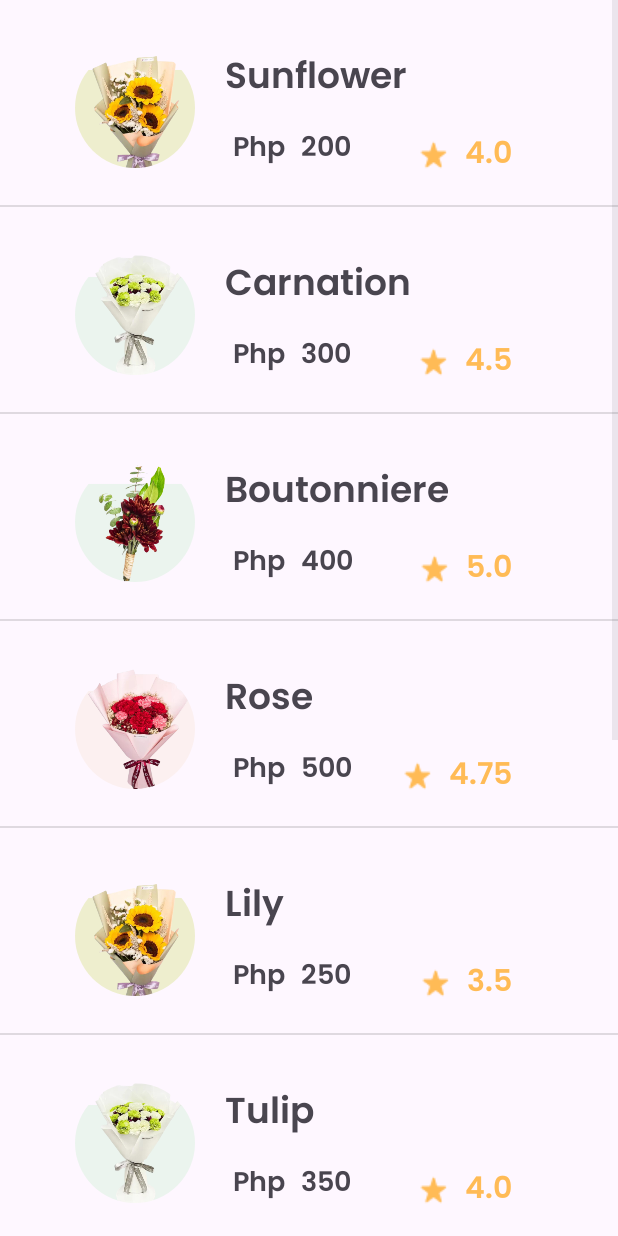
After one commit to miguelcarlofajardo/PetalPulse_ICS26011, an Android app: the HomeMainActivity screen opened directly, with no data from a screen before it, on a phone screen of 412 x 824 dp. The commit adds this screen. Run offline under Robolectric (Android 15) with nearby library versions, the phone set to English and light mode, and no system bars; our stand-ins replace CircleImageView.

Commit message:
Added the Item ListView

```diff
--- a/app/src/main/AndroidManifest.xml
+++ b/app/src/main/AndroidManifest.xml
@@ -32,6 +32,11 @@
             android:exported="true">
         </activity>
 
+        <activity
+            android:name=".HomeMainActivity"
+            android:exported="true">
+        </activity>
+
         <meta-data
             android:name="preloaded_fonts"
             android:resource="@array/preloaded_fonts" />
--- /dev/null
+++ b/app/src/main/java/com/example/finalproject_3ite/AdapterClass.kt
@@ -0,0 +1,42 @@
+package com.example.finalproject_3ite
+
+import android.app.Activity
+import android.view.LayoutInflater
+import android.view.View
+import android.view.ViewGroup
+import android.widget.ArrayAdapter
+import android.widget.ImageView
+import android.widget.TextView
+
+class AdapterClass(private val context: Activity, private val arrayList: ArrayList<Flowers>) :
+    ArrayAdapter<Flowers>(context, R.layout.list_item, arrayList) {
+
+    private class ViewHolder(view: View) {
+        val imageView: ImageView = view.findViewById(R.id.profile)
+        val productName: TextView = view.findViewById(R.id.productName)
+        val productPrice: TextView = view.findViewById(R.id.productPrice)
+        val rating: TextView = view.findViewById(R.id.productRating)
+    }
+
+    override fun getView(position: Int, convertView: View?, parent: ViewGroup): View {
+        val view: View
+        val viewHolder: ViewHolder
+
+        if (convertView == null) {
+            val inflater: LayoutInflater = LayoutInflater.from(context)
+            view = inflater.inflate(R.layout.list_item, parent, false)
+            viewHolder = ViewHolder(view)
+            view.tag = viewHolder
+        } else {
+            view = convertView
+            viewHolder = view.tag as ViewHolder
+        }
+
+        viewHolder.imageView.setImageResource(arrayList[position].imageId)
+        viewHolder.productName.text = arrayList[position].name
+        viewHolder.productPrice.text = arrayList[position].price
+        viewHolder.rating.text = arrayList[position].rating
+
+        return view
+    }
+}
--- /dev/null
+++ b/app/src/main/java/com/example/finalproject_3ite/Flowers.kt
@@ -0,0 +1,4 @@
+package com.example.finalproject_3ite
+
+class Flowers (var name : String, var price : String,var rating : String, var imageId : Int, )    {
+}
--- /dev/null
+++ b/app/src/main/java/com/example/finalproject_3ite/HomeMainActivity.kt
@@ -0,0 +1,48 @@
+package com.example.finalproject_3ite
+
+import android.os.Bundle
+import androidx.appcompat.app.AppCompatActivity
+import com.example.finalproject_3ite.databinding.ActivityListmainBinding
+
+class HomeMainActivity : AppCompatActivity() {
+
+    private lateinit var binding: ActivityListmainBinding
+    private lateinit var userArrayList: ArrayList<Flowers>
+
+    override fun onCreate(savedInstanceState: Bundle?) {
+        super.onCreate(savedInstanceState)
+
+        binding = ActivityListmainBinding.inflate(layoutInflater)
+        setContentView(binding.root)
+
+        // Initialize your data
+        val imageId = intArrayOf(
+            R.drawable.flowersample, R.drawable.carnation, R.drawable.boutonniere, R.drawable.rose,
+            R.drawable.flowersample, R.drawable.carnation, R.drawable.boutonniere, R.drawable.rose,
+            R.drawable.flowersample, R.drawable.carnation
+        )
+
+        val name = arrayOf(
+            "Sunflower", "Carnation", "Boutonniere", "Rose", "Lily", "Tulip", "Daisy", "Orchid", "Daffodil", "Iris"
+        )
+
+        val price = arrayOf(
+            "200", "300", "400", "500", "250", "350", "450", "550", "275", "375"
+        )
+
+        val rating = arrayOf(
+            "4.0", "4.5", "5.0", "4.75", "3.5", "4.0", "4.2", "4.8", "3.8", "4.3"
+        )
+
+        userArrayList = ArrayList()
+
+        // Populate the ArrayList
+        for (i in name.indices) {
+            val flower = Flowers(name[i], price[i], rating[i], imageId[i])
+            userArrayList.add(flower)
+        }
+
+        // Set up the ListView using the binding object
+        binding.listView.adapter = AdapterClass(this, userArrayList)
+    }
+}
--- a/app/src/main/java/com/example/finalproject_3ite/LoginActivity.kt
+++ b/app/src/main/java/com/example/finalproject_3ite/LoginActivity.kt
@@ -2,6 +2,7 @@ package com.example.finalproject_3ite
 
 import android.content.Intent
 import android.os.Bundle
+import android.widget.Button
 import android.widget.ImageView
 import android.widget.TextView
 import androidx.appcompat.app.AppCompatActivity
@@ -16,6 +17,7 @@ class LoginActivity : AppCompatActivity() {
         imageView.bringToFront()
 
         val textViewCreateAccount = findViewById<TextView>(R.id.txtCreate)
+        val buttonLogin : Button = findViewById(R.id.btnLogin)
 
         textViewCreateAccount.setOnClickListener {
             // Handle click event, e.g., navigate to the registration activity
@@ -23,5 +25,10 @@ class LoginActivity : AppCompatActivity() {
             startActivity(intent)
         }
 
+        buttonLogin.setOnClickListener{
+            val intent = Intent(this, HomeMainActivity::class.java)
+            startActivity(intent)
+        }
+
     }
 }
--- a/app/src/main/java/com/example/finalproject_3ite/MainActivity.kt
+++ b/app/src/main/java/com/example/finalproject_3ite/MainActivity.kt
@@ -1,13 +1,8 @@
 package com.example.finalproject_3ite
 
-import android.content.Intent
+import android.os.Bundle
 import androidx.appcompat.app.AppCompatActivity
-import android.os.Bundle
-import android.widget.ImageView
-import android.widget.TextView
-import android.widget.Toast
 import androidx.viewpager2.widget.ViewPager2
-import me.relex.circleindicator.CircleIndicator
 import me.relex.circleindicator.CircleIndicator3
 
 class MainActivity : AppCompatActivity() {
@@ -15,7 +10,6 @@ class MainActivity : AppCompatActivity() {
     private var titleList = mutableListOf<String>()
     private var descList = mutableListOf<String>()
     private var imageList = mutableListOf<Int>()
-
 
     override fun onCreate(savedInstanceState: Bundle?) {
         super.onCreate(savedInstanceState)
@@ -25,26 +19,24 @@ class MainActivity : AppCompatActivity() {
 
         val viewPager2: ViewPager2 = findViewById(R.id.viewpager2)
 
-        viewPager2.adapter = ViewPagerAdapter(titleList,descList,imageList)
+        viewPager2.adapter = ViewPagerAdapter(titleList, descList, imageList)
         viewPager2.orientation = ViewPager2.ORIENTATION_HORIZONTAL
 
         val indicator: CircleIndicator3 = findViewById(R.id.indicator)
         indicator.setViewPager(viewPager2)
+    }
 
-    }
-    private fun addToList (title: String, description : String, image: Int){
+    private fun addToList(title: String, description: String, image: Int) {
         titleList.add(title)
         descList.add(description)
         imageList.add(image)
     }
 
-    private fun postToList(){
+    private fun postToList() {
         addToList("PetalPulse", "Explore the beauty of nature with our PetalPulse app. Immerse yourself in a diverse collection of flowers, from vibrant roses to exotic orchids.", R.drawable.womanflowers)
         addToList("PetalPulse", "Embark on a floral journey with our PetalPulse app. Discover a spectrum of blooms, from lively roses to captivating orchids.", R.drawable.woman)
         addToList("PetalPulse", "Indulge in the world of flowers with PetalPulse. Experience a rich assortment of blooms, from dynamic roses to alluring orchids.", R.drawable.women2)
         addToList("PetalPulse", "Immerse yourself in nature's wonders with PetalPulse. Explore an array of blooms, from playful roses to enchanting orchids.", R.drawable.child)
         addToList("PetalPulse", "Dive into the realm of flowers with PetalPulse. Witness a variety of blooms, from majestic roses to graceful orchids.", R.drawable.man)
-
-
     }
 }
--- /dev/null
+++ b/app/src/main/res/layout/activity_listmain.xml
@@ -0,0 +1,28 @@
+<?xml version="1.0" encoding="utf-8"?>
+<androidx.constraintlayout.widget.ConstraintLayout xmlns:android="http://schemas.android.com/apk/res/android"
+    xmlns:app="http://schemas.android.com/apk/res-auto"
+    android:layout_width="match_parent"
+    android:layout_height="match_parent"
+    xmlns:tools="http://schemas.android.com/tools">
+
+    <LinearLayout
+        android:id="@+id/upperLinearLayout"
+        android:layout_width="match_parent"
+        android:layout_height="wrap_content"
+        android:layout_marginBottom="707dp"
+        android:gravity="center"
+        android:orientation="vertical"
+        app:layout_constraintBottom_toBottomOf="@+id/listView"
+        app:layout_constraintEnd_toEndOf="parent">
+
+    </LinearLayout>
+
+    <ListView
+        android:id="@+id/listView"
+        android:layout_width="match_parent"
+        android:layout_height="match_parent"
+        tools:layout_editor_absoluteX="16dp"
+        tools:layout_editor_absoluteY="304dp"
+        tools:listitem="@layout/list_item" />
+
+</androidx.constraintlayout.widget.ConstraintLayout>
--- /dev/null
+++ b/app/src/main/res/layout/list_item.xml
@@ -0,0 +1,103 @@
+<?xml version="1.0" encoding="utf-8"?>
+<LinearLayout xmlns:android="http://schemas.android.com/apk/res/android"
+    android:orientation="vertical"
+    android:layout_width="match_parent"
+    android:layout_height="match_parent">
+
+    <RelativeLayout
+        android:layout_width="match_parent"
+        android:layout_height="wrap_content"
+        android:layout_marginTop="16dp">
+
+        <LinearLayout
+            android:layout_width="wrap_content"
+            android:layout_height="wrap_content"
+            android:orientation="horizontal"
+            android:layout_marginVertical="16dp"
+            android:layout_marginStart="30dp">
+
+            <de.hdodenhof.circleimageview.CircleImageView
+                android:id="@+id/profile"
+                android:layout_width="80dp"
+                android:layout_height="80dp"
+                android:layout_marginStart="20dp"
+                android:src="@drawable/flowersample"/>
+
+            <LinearLayout
+                android:layout_width="wrap_content"
+                android:layout_height="wrap_content"
+                android:layout_marginStart="20dp"
+                android:orientation="vertical">
+
+                <TextView
+                    android:layout_width="wrap_content"
+                    android:layout_height="wrap_content"
+                    android:id="@+id/productName"
+                    android:text="Flower"
+                    android:fontFamily="@font/poppins_semibold"
+                    android:textSize="24sp"/>
+                <LinearLayout
+                    android:layout_width="wrap_content"
+                    android:layout_height="wrap_content">
+
+                    <TextView
+                        android:layout_width="wrap_content"
+                        android:layout_height="wrap_content"
+                        android:id="@+id/productCurrency"
+                        android:layout_marginTop="5dp"
+                        android:text="Php"
+                        android:fontFamily="@font/poppins_semibold"
+                        android:textSize="18sp"
+                        android:padding="5dp"/>
+
+                    <TextView
+                        android:layout_width="wrap_content"
+                        android:layout_height="wrap_content"
+                        android:id="@+id/productPrice"
+                        android:layout_marginTop="5dp"
+                        android:text="200"
+                        android:fontFamily="@font/poppins_semibold"
+                        android:textSize="18sp"
+                        android:padding="5dp"/>
+
+                </LinearLayout>
+
+
+            </LinearLayout>
+
+        </LinearLayout>
+
+        <LinearLayout
+            android:layout_width="wrap_content"
+            android:layout_height="wrap_content"
+            android:layout_alignParentRight="true"
+            android:layout_marginTop="65dp"
+            android:layout_marginEnd="65dp"
+            android:layout_marginRight="40dp">
+
+            <ImageView
+                android:layout_width="wrap_content"
+                android:layout_height="wrap_content"
+                android:layout_alignParentRight="true"
+                android:layout_gravity="center_vertical"
+                android:padding="5dp"
+                android:src="@drawable/star" />
+
+            <TextView
+                android:id="@+id/productRating"
+                android:layout_width="wrap_content"
+                android:layout_height="wrap_content"
+                android:layout_alignParentRight="true"
+                android:fontFamily="@font/poppins_semibold"
+                android:padding="5dp"
+                android:layout_gravity="center_vertical"
+                android:text="4.5"
+                android:textColor="#FFBB56"
+                android:textSize="20sp" />
+
+        </LinearLayout>
+
+
+    </RelativeLayout>
+
+</LinearLayout>
```
Also changed, not shown: app/build.gradle.kts (+11 -2 lines), app/src/main/res/drawable/boutonniere.png (added), app/src/main/res/drawable/carnation.png (added), app/src/main/res/drawable/flowersample.png (added), app/src/main/res/drawable/rose.png (added), app/src/main/res/drawable/star.png (added).
